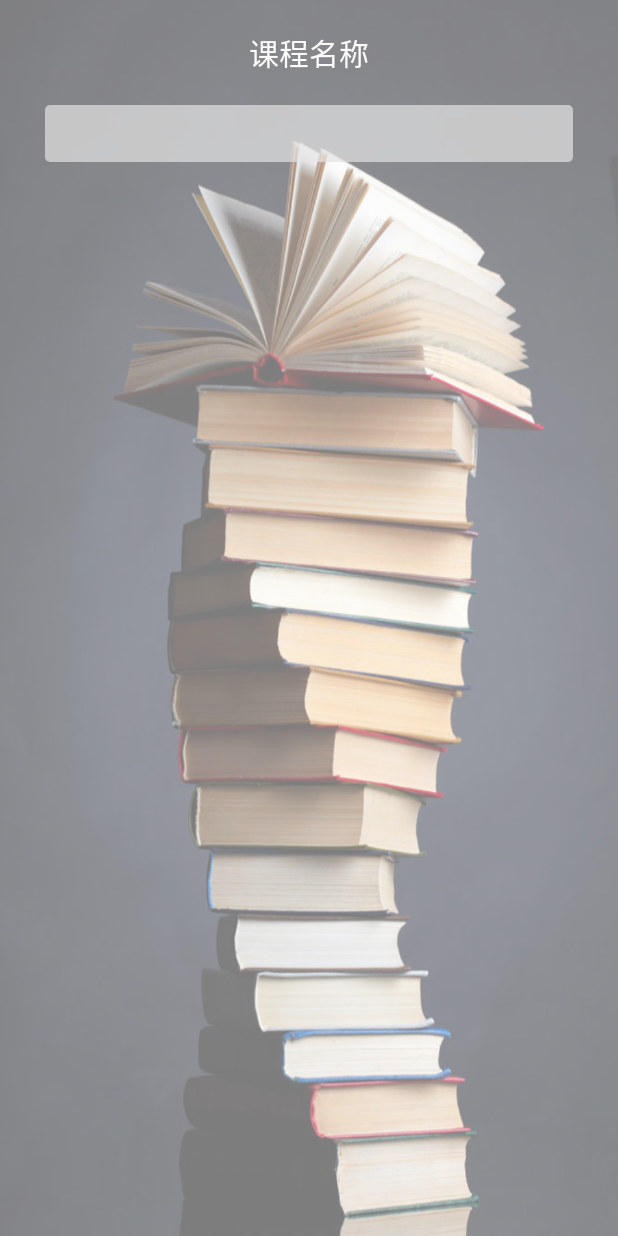
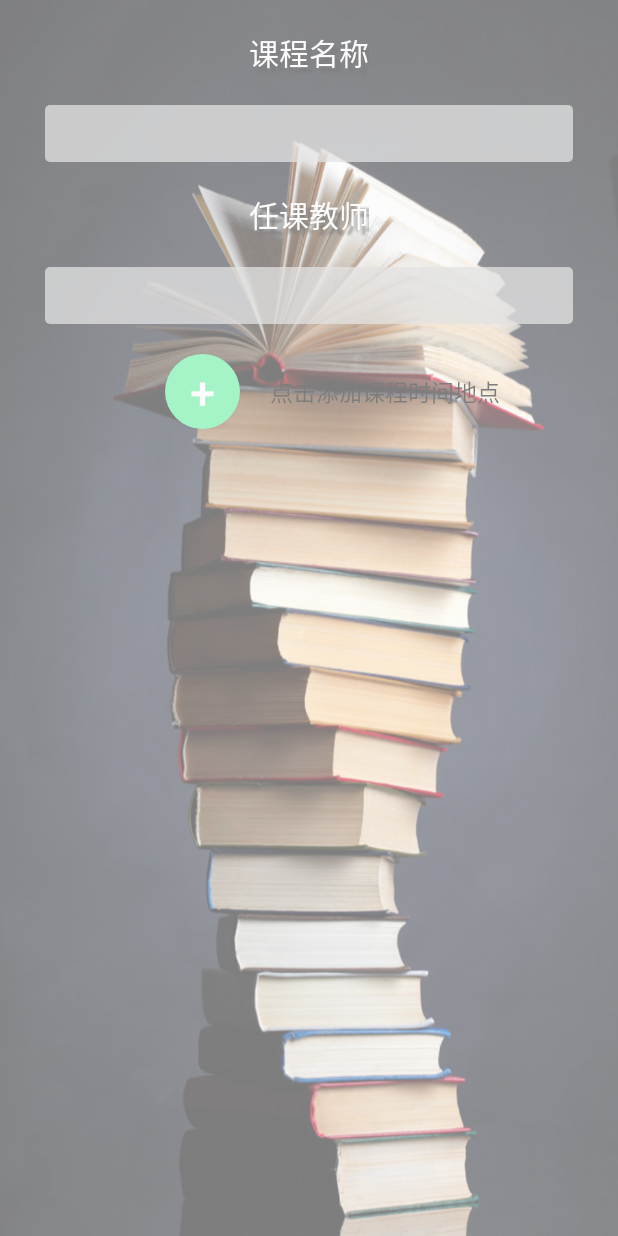
Before and after one commit to gumingsiyi/Schedule, an Android app: the AddClass screen opened directly, with no data from a screen before it, on a phone screen of 412 x 824 dp. Run offline under Robolectric (Android 15) with nearby library versions, the phone set to English and light mode, and no system bars.

Commit message:
进行了一些修改

```diff
--- a/app/src/main/res/drawable/background.xml
+++ b/app/src/main/res/drawable/background_gery.xml
@@ -1,10 +1,9 @@
 <?xml version="1.0" encoding="utf-8"?>
 <selector xmlns:android="http://schemas.android.com/apk/res/android">
-    <!--默认背景-->
     <item>
         <shape>
-            <solid android:color="#E1FFFF" />
-            <stroke android:width="1dp" android:color="#000000"/>
+            <solid android:color="#DBDBDB" />
+            <stroke android:width="0.5dp" android:color="#545454"/>
         </shape>
     </item>
 </selector>
--- a/app/src/main/res/drawable/background1.xml
+++ b/app/src/main/res/drawable/background_lightgreen.xml
@@ -4,7 +4,6 @@
     <item>
         <shape>
             <solid android:color="#F0FFF0" />
-            <stroke android:width="0dp" android:color="#000000"/>
         </shape>
     </item>
 </selector>
--- /dev/null
+++ b/app/src/main/res/drawable/btn_shape_circle_green.xml
@@ -0,0 +1,12 @@
+<?xml version="1.0" encoding="utf-8"?>
+<selector xmlns:android="http://schemas.android.com/apk/res/android">
+    <item>
+        <shape>
+            <solid android:color="#4EEE94"/>
+            <!-- 设置按钮的四个角为弧形 -->
+            <!-- android:radius 弧形的半径 -->
+            <corners android:radius="360dp"/>
+
+        </shape>
+    </item>
+</selector>
--- a/app/src/main/res/layout/add_class.xml
+++ b/app/src/main/res/layout/add_class.xml
@@ -11,16 +11,67 @@
     <TextView
             android:layout_width="wrap_content"
             android:layout_height="wrap_content"
+            android:shadowColor="#000000"
+            android:shadowDx="5"
+            android:shadowDy="5"
+            android:shadowRadius="2"
             android:text="课程名称"
             android:textColor="#ffffff"
             android:textSize="20sp"
-            android:id="@+id/textView" android:layout_gravity="center_horizontal" android:alpha="1.0"
+            android:layout_gravity="center_horizontal" android:alpha="1.0"
             android:layout_margin="20dp"/>
     <EditText
             android:layout_width="match_parent"
             android:layout_height="wrap_content"
-            android:background="@drawable/edit"
-            android:alpha=".7"
+            android:background="@drawable/edit_gery"
+            android:alpha=".75"
             android:id="@+id/class_name" android:layout_gravity="center_horizontal" android:layout_marginLeft="30dp"
             android:layout_marginRight="30dp"/>
+    <TextView
+            android:layout_width="wrap_content"
+            android:layout_height="wrap_content"
+            android:shadowColor="#000000"
+            android:shadowDx="5"
+            android:shadowDy="5"
+            android:shadowRadius="2"
+            android:text="任课教师"
+            android:textColor="#ffffff"
+            android:textSize="20sp"
+            android:layout_gravity="center_horizontal" android:alpha="1.0"
+            android:layout_margin="20dp"/>
+    <EditText
+            android:layout_width="match_parent"
+            android:layout_height="wrap_content"
+            android:background="@drawable/edit_gery"
+            android:alpha=".75"
+            android:id="@+id/teacher_name" android:layout_gravity="center_horizontal" android:layout_marginLeft="30dp"
+            android:layout_marginRight="30dp"/>
+    <LinearLayout
+            android:orientation="vertical"
+            android:layout_width="match_parent"
+            android:layout_height="match_parent" android:layout_gravity="center_horizontal"
+            android:layout_margin="20dp">
+        <LinearLayout
+                android:orientation="horizontal"
+                android:layout_width="match_parent"
+                android:layout_height="wrap_content" android:layout_gravity="center">
+            <Button
+                    android:layout_width="50dp"
+                    android:layout_height="50dp"
+                    android:text="+"
+                    android:textSize="30sp"
+                    android:layout_marginLeft="90dp"
+                    android:textColor="#ffffff"
+                    android:background="@drawable/btn_shape_circle_green"
+                    android:id="@+id/add_detail_btn" android:layout_gravity="center_horizontal"/>
+            <TextView
+                    android:textColor="#000000"
+                    android:textSize="15sp"
+                    android:layout_width="wrap_content"
+                    android:layout_height="match_parent"
+                    android:text="点击添加课程时间地点"
+                    android:layout_marginLeft="20dp"
+                    android:gravity="center"/>
+        </LinearLayout>
+    </LinearLayout>
 </LinearLayout>
--- a/app/src/main/res/values/strings.xml
+++ b/app/src/main/res/values/strings.xml
@@ -1,3 +1,3 @@
 <resources>
-    <string name="app_name">Schedule</string>
+    <string name="app_name">顾名思義的课程表</string>
 </resources>
```
Also changed, not shown: app/src/main/res/drawable/background3.xml (deleted, +0 -18 lines), app/src/main/res/drawable/background_lightblue.xml (added, +9 -0 lines), app/src/main/res/layout/activity_main.xml (+19 -19 lines), app/src/main/res/drawable/edit_gery.xml (renamed from app/src/main/res/drawable/edit.xml).
